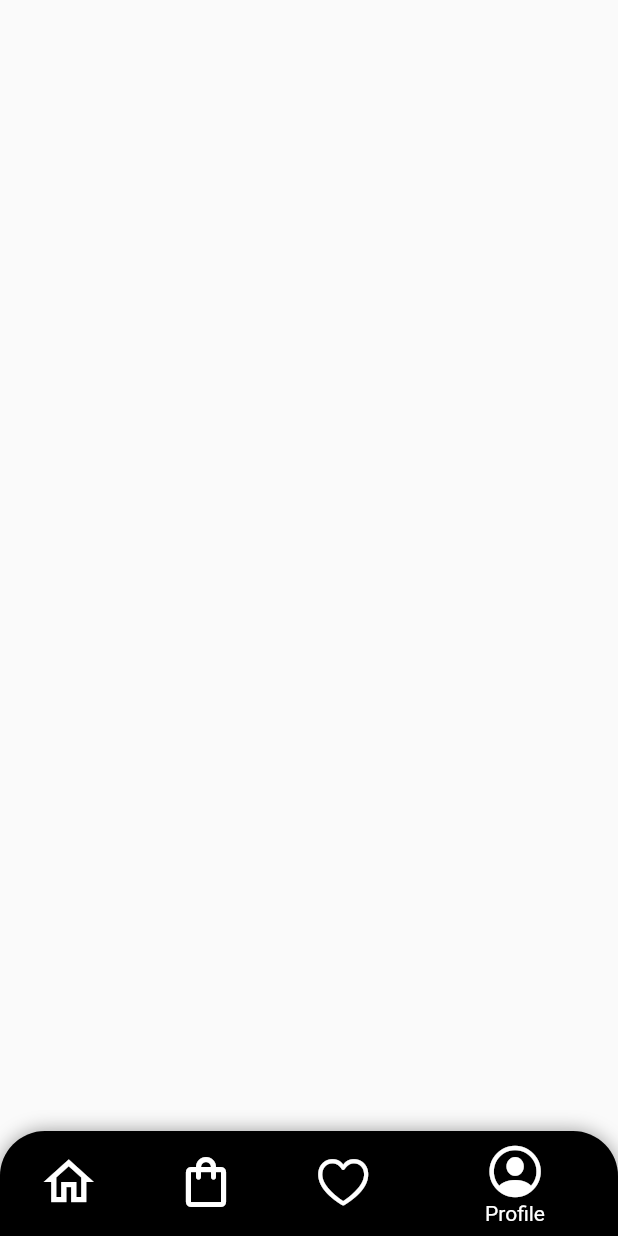
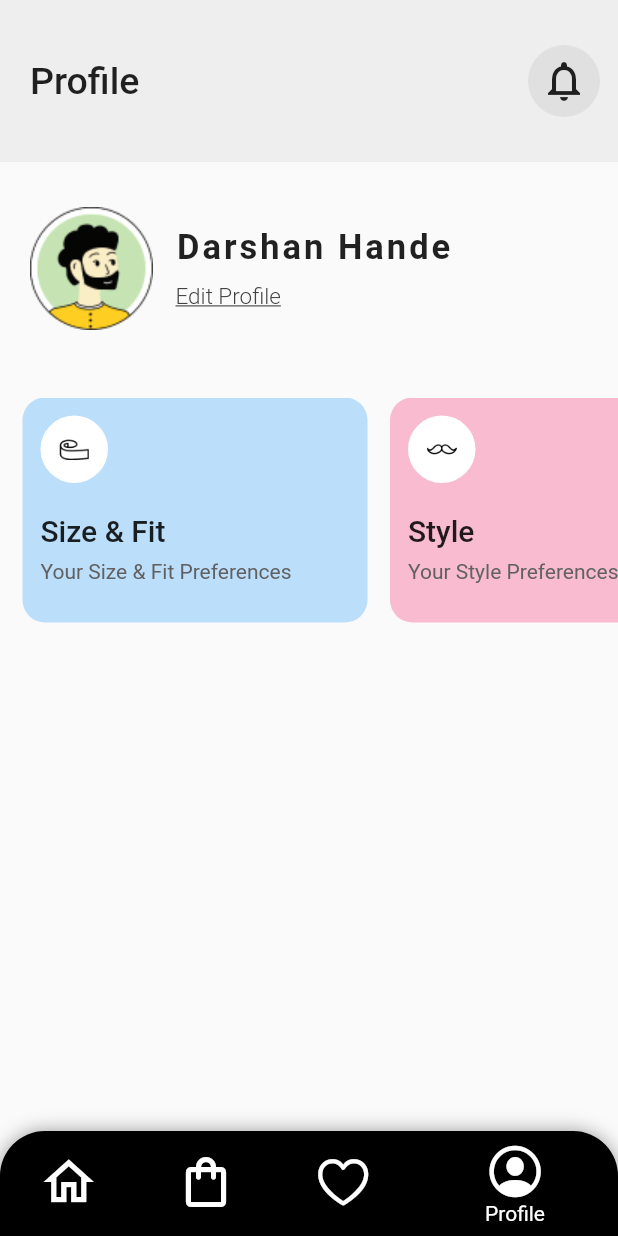
Before and after one commit to darshanhande11/LookBook-Assignment, a Flutter app: the screen it shows after launch, item 4 of the bottom bar chosen, on a phone screen of 412 x 824 dp. Run offline on Flutter 3.47's test engine with Material 2 defaults, Android fonts, the phone set to English and light mode, and no system bars.

Commit message:
added preferences cards in Profile page

```diff
--- a/lookbook_ui/lib/Home/home.dart
+++ b/lookbook_ui/lib/Home/home.dart
@@ -1,5 +1,6 @@
+import 'package:flutter/cupertino.dart';
 import 'package:flutter/material.dart';
-import 'package:lookbook_ui/Shared/navbar.dart';
+import 'package:lookbook_ui/Profile/profile.dart';
 
 class Home extends StatefulWidget {
   const Home({Key? key}) : super(key: key);
@@ -9,10 +10,78 @@ class Home extends StatefulWidget {
 }
 
 class _HomeState extends State<Home> {
+  int _selectedIndex = 0;
+  void _onItemTapped(int index) {
+    setState(() {
+      _selectedIndex = index;
+    });
+  }
+  static const TextStyle optionStyle =
+      TextStyle(fontSize: 30, fontWeight: FontWeight.bold);
+  List<BottomNavigationBarItem> items = [
+    BottomNavigationBarItem(
+        icon: Icon(Icons.home_outlined),
+        label: "Home",
+        backgroundColor: Colors.black),
+    BottomNavigationBarItem(
+        icon: Icon(Icons.shopping_bag_outlined),
+        label: "Cart",
+        backgroundColor: Colors.black),
+    BottomNavigationBarItem(
+        icon: Icon(CupertinoIcons.heart),
+        label: "Wishlist",
+        backgroundColor: Colors.black),
+    BottomNavigationBarItem(
+        icon: Icon(CupertinoIcons.profile_circled),
+        label: "Profile",
+        backgroundColor: Colors.black)
+  ];
+  static const List<Widget> _widgetOptions = <Widget>[
+    Text(
+      'Index 0: Home',
+      style: optionStyle,
+    ),
+    Text(
+      'Index 1: Cart',
+      style: optionStyle,
+    ),
+    Text(
+      'Index 2: Wishlist',
+      style: optionStyle,
+    ),
+    Profile(),
+  ];
   @override
   Widget build(BuildContext context) {
     return Scaffold(
-      bottomNavigationBar: Navbar(),
+      body: Center(
+        child: _widgetOptions.elementAt(_selectedIndex),
+      ),
+      bottomNavigationBar: Container(
+      decoration: BoxDecoration(
+        borderRadius: BorderRadius.only(
+            topRight: Radius.circular(30), topLeft: Radius.circular(30)),
+        boxShadow: [
+          BoxShadow(color: Colors.black38, spreadRadius: 0, blurRadius: 10),
+        ],
+      ),
+      child: ClipRRect(
+        borderRadius: BorderRadius.only(
+          topLeft: Radius.circular(30.0),
+          topRight: Radius.circular(30.0),
+        ),
+        child: BottomNavigationBar(
+          items: items,
+          type: BottomNavigationBarType.shifting,
+          currentIndex: _selectedIndex,
+          selectedItemColor: Colors.white,
+          iconSize: 40,
+          onTap: _onItemTapped,
+          elevation: 5,
+          backgroundColor: Colors.white,
+        ),
+      ),
+    )
     );
   }
 }
--- /dev/null
+++ b/lookbook_ui/lib/Profile/profile.dart
@@ -0,0 +1,162 @@
+import 'package:flutter/material.dart';
+
+class Profile extends StatefulWidget {
+  const Profile({Key? key}) : super(key: key);
+
+  @override
+  _ProfileState createState() => _ProfileState();
+}
+
+class _ProfileState extends State<Profile> {
+
+  _buildPreferencesCard(String locationOfImage, String header, String desc, Color? backgroundColor) {
+    return Padding(
+      padding: EdgeInsets.only(left: 15),
+      child: InkWell(
+        onTap: () {},
+        child: Container(
+          width: 230.0,
+          decoration: BoxDecoration(
+            borderRadius: BorderRadius.circular(15.0),
+            color: backgroundColor,
+          ),
+          child: Padding(
+            padding: const EdgeInsets.fromLTRB(12,12,0,0),
+            child: Column(
+              crossAxisAlignment: CrossAxisAlignment.start,
+              children: [
+                Hero(
+                  tag: header,
+                  child: Container(
+                    height: 45,
+                    width: 45,
+                    decoration: BoxDecoration(
+                      color: Colors.white,
+                      shape: BoxShape.circle,
+                    ),
+                    child: Center(
+                        child: Image.asset(
+                      locationOfImage,
+                      height: 20,
+                      width: 20,
+                    )),
+                  ),
+                ),
+                SizedBox(height: 20),
+                Text(
+                  header,
+                    style: TextStyle(
+                      fontSize: 20,
+                      fontWeight: FontWeight.w500
+                    )),
+                SizedBox(height: 8),
+                Text(
+                  desc,
+                    style: TextStyle(
+                      fontSize: 14,
+                      color: Colors.grey[700]
+                    )),
+              ],
+            ),
+          ),
+        ),
+      ),
+    );
+  }
+
+  @override
+  Widget build(BuildContext context) {
+    return ListView(
+      children: [
+        Container(
+          decoration: BoxDecoration(
+            color: Colors.grey[200]
+          ),
+          child: Padding(
+          padding: EdgeInsets.fromLTRB(20, 30, 12, 30),
+          child: Row(
+            mainAxisAlignment: MainAxisAlignment.spaceBetween,
+            children: [
+              Text(
+                "Profile",
+                style: TextStyle(
+                  fontSize: 25,
+                  fontWeight: FontWeight.w500,
+                ),
+              ),
+              Container(
+                decoration: BoxDecoration(
+                  borderRadius: BorderRadius.circular(30),
+                  color: Colors.grey[300],
+                ),
+                child: Padding(
+                  padding: const EdgeInsets.all(8.0),
+                  child: Icon(
+                    Icons.notifications_none_outlined,
+                    size: 32.0,
+                  ),
+                ),
+              )
+            ],
+          ),
+        ),
+        ),
+        Container(
+          child: Padding(
+            padding: const EdgeInsets.fromLTRB(20,30,20,30),
+            child: Row(
+              mainAxisAlignment: MainAxisAlignment.start,
+              children: [
+                Image.asset(
+                  'assets/Profile.png',
+                ),
+                Container(
+                  margin: const EdgeInsets.fromLTRB(15, 0, 0, 0),
+                  child: Column(
+                    crossAxisAlignment: CrossAxisAlignment.start,
+                    children: [
+                      Text(
+                        "Darshan Hande",
+                         style: TextStyle(
+                           fontSize: 23,
+                           fontWeight: FontWeight.w600,
+                           letterSpacing: 2,
+                         ),
+                      ),
+                      SizedBox(
+                        height: 10,
+                      ),
+                      Text(
+                        "Edit Profile",
+                         style: TextStyle(
+                           decoration: TextDecoration.underline,
+                           fontSize: 15,
+                           fontWeight: FontWeight.w300,
+                           color: Colors.grey[800],
+                         ),
+                      ),
+                    ],
+                  ),
+                )
+              ],
+            ),
+          ),
+        ),
+        SizedBox(
+          height:  15,
+        ),
+        Container(
+          height: 150,
+          child: ListView(
+            scrollDirection: Axis.horizontal,
+            children: [
+              _buildPreferencesCard('assets/Size.png','Size & Fit','Your Size & Fit Preferences',Colors.blue[100]),
+              _buildPreferencesCard('assets/mustache.png','Style','Your Style Preferences',Colors.pink[100]),
+              _buildPreferencesCard('assets/clothes-hanger.png','Closet','Your Closet',Colors.brown[100]),
+            ],
+          ),
+        ),
+      ],
+    );
+  }
+}
--- a/lookbook_ui/lib/Shared/navbar.dart
+++ /dev/null
@@ -1,55 +0,0 @@
-import 'package:flutter/material.dart';
-import 'package:flutter/cupertino.dart';
-
-class Navbar extends StatefulWidget {
-  @override
-  _NavbarState createState() => _NavbarState();
-}
-
-class _NavbarState extends State<Navbar> {
-  int _selectedIndex=0;
-  void _onItemTapped(int index) {
-    setState(() {
-      _selectedIndex = index;
-    });
-  }
-
-  List<BottomNavigationBarItem> items = [
-    BottomNavigationBarItem(icon: Icon(Icons.home_outlined), label: "Home",backgroundColor: Colors.black),
-    BottomNavigationBarItem(
-        icon: Icon(Icons.shopping_bag_outlined), label: "Cart",backgroundColor: Colors.black),
-    BottomNavigationBarItem(
-        icon: Icon(CupertinoIcons.heart), label: "Wishlist",backgroundColor: Colors.black),
-    BottomNavigationBarItem(
-        icon: Icon(CupertinoIcons.profile_circled), label: "Profile",backgroundColor: Colors.black)
-  ];
-
-  @override
-  Widget build(BuildContext context) {
-    return Container(
-      decoration: BoxDecoration(
-        borderRadius: BorderRadius.only(
-          topRight: Radius.circular(30), topLeft: Radius.circular(30)),
-        boxShadow: [
-          BoxShadow(color: Colors.black38, spreadRadius: 0, blurRadius: 10),
-        ],
-      ),
-      child: ClipRRect(
-        borderRadius: BorderRadius.only(
-        topLeft: Radius.circular(30.0),
-        topRight: Radius.circular(30.0),
-        ),
-            child: BottomNavigationBar(
-            items: items,
-            type: BottomNavigationBarType.shifting,
-            currentIndex: _selectedIndex,
-            selectedItemColor: Colors.white,
-            iconSize: 40,
-            onTap: _onItemTapped,
-            elevation: 5,
-            backgroundColor: Colors.white,
-            ),
-      ),
-    );
-  }
-}
--- a/lookbook_ui/lib/main.dart
+++ b/lookbook_ui/lib/main.dart
@@ -12,9 +12,7 @@ class MyApp extends StatelessWidget {
   Widget build(BuildContext context) {
     return MaterialApp(
       title: 'LookBook',
-      theme: ThemeData(
-        primarySwatch: Colors.brown,
-      ),
+      debugShowCheckedModeBanner: false,
       home: Home(),
     );
   }
--- a/lookbook_ui/pubspec.yaml
+++ b/lookbook_ui/pubspec.yaml
@@ -45,9 +45,8 @@ flutter:
   uses-material-design: true
 
   # To add assets to your application, add an assets section, like this:
-  # assets:
-  #   - images/a_dot_burr.jpeg
-  #   - images/a_dot_ham.jpeg
+  assets:
+    - assets/
 
   # An image asset can refer to one or more resolution-specific "variants", see
   # https://flutter.dev/assets-and-images/#resolution-aware.
```
Also changed, not shown: lookbook_ui/assets/Profile.png (added), lookbook_ui/assets/Size.png (added), lookbook_ui/assets/clothes-hanger.png (added), lookbook_ui/assets/mustache.png (added).
